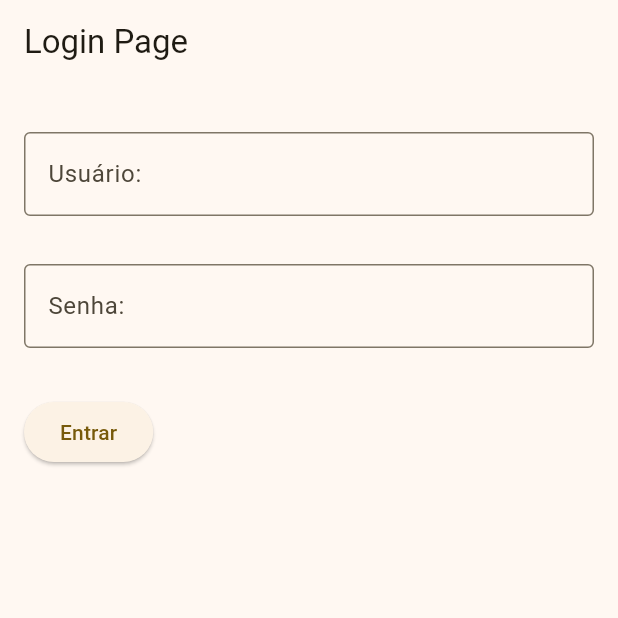
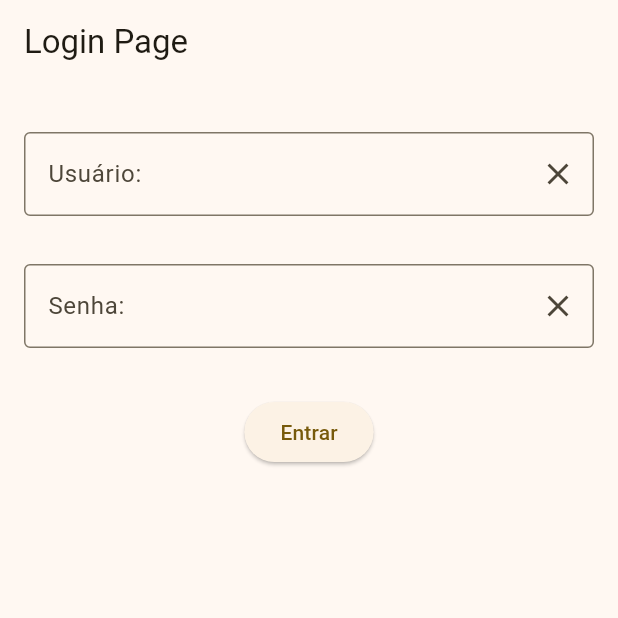
Before and after one commit to adrianoaraujosilva/mobile_engineering_91aoj, a Flutter app: the screen it shows after launch, on a phone screen of 412 x 824 dp, the top half of it. Run offline on Flutter 3.47's test engine with Material 2 defaults, Android fonts, the phone set to English and light mode, and no system bars; our stand-ins replace cloud_firestore, firebase_core, floor, sqflite; accounts and stored records are empty; generated files the repository leaves out were written again.

Commit message:
Added clear buttons next to text fields

```diff
--- a/lib/login.dart
+++ b/lib/login.dart
@@ -12,8 +12,8 @@ class LoginPageWidget extends StatefulWidget {
 
 class _LoginPageState extends State<LoginPageWidget> {
   final _formKey = GlobalKey<FormState>();
-  TextEditingController userNameController = TextEditingController();
-  TextEditingController passwordController = TextEditingController();
+  var userNameController = TextEditingController();
+  var passwordController = TextEditingController();
 
   @override
   Widget build(BuildContext context) {
@@ -33,8 +33,14 @@ class _LoginPageState extends State<LoginPageWidget> {
                     const EdgeInsets.symmetric(horizontal: 8, vertical: 16),
                 child: TextFormField(
                   controller: userNameController,
-                  decoration: const InputDecoration(
-                      border: OutlineInputBorder(), labelText: 'Usuário: '),
+                  decoration: InputDecoration(
+                    border: const OutlineInputBorder(),
+                    labelText: 'Usuário: ',
+                    suffixIcon: IconButton(
+                      onPressed: userNameController.clear,
+                      icon: const Icon(Icons.clear),
+                    ),
+                  ),
                   validator: (value) {
                     if (value == null || value.isEmpty) {
                       return "Por favor, informe o seu usuário";
@@ -49,8 +55,14 @@ class _LoginPageState extends State<LoginPageWidget> {
                 child: TextFormField(
                   controller: passwordController,
                   obscureText: true,
-                  decoration: const InputDecoration(
-                      border: OutlineInputBorder(), labelText: 'Senha: '),
+                  decoration: InputDecoration(
+                    border: const OutlineInputBorder(),
+                    labelText: 'Senha: ',
+                    suffixIcon: IconButton(
+                      onPressed: passwordController.clear,
+                      icon: const Icon(Icons.clear),
+                    ),
+                  ),
                   validator: (value) {
                     if (value == null || value.isEmpty) {
                       return "Por favor, informe a sua senha";
@@ -59,11 +71,9 @@ class _LoginPageState extends State<LoginPageWidget> {
                   },
                 ),
               ),
-              Row(
-                children: [
               Padding(
-                    padding: const EdgeInsets.symmetric(
-                        horizontal: 8, vertical: 16.0),
+                padding:
+                    const EdgeInsets.symmetric(horizontal: 8, vertical: 16.0),
                 child: Center(
                   child: ElevatedButton(
                     onPressed: () {
@@ -98,8 +108,6 @@ class _LoginPageState extends State<LoginPageWidget> {
                 ),
               )
             ],
-              )
-            ],
           ),
         ),
       ),
```
Lines whose indentation alone changed are shown as unchanged.
